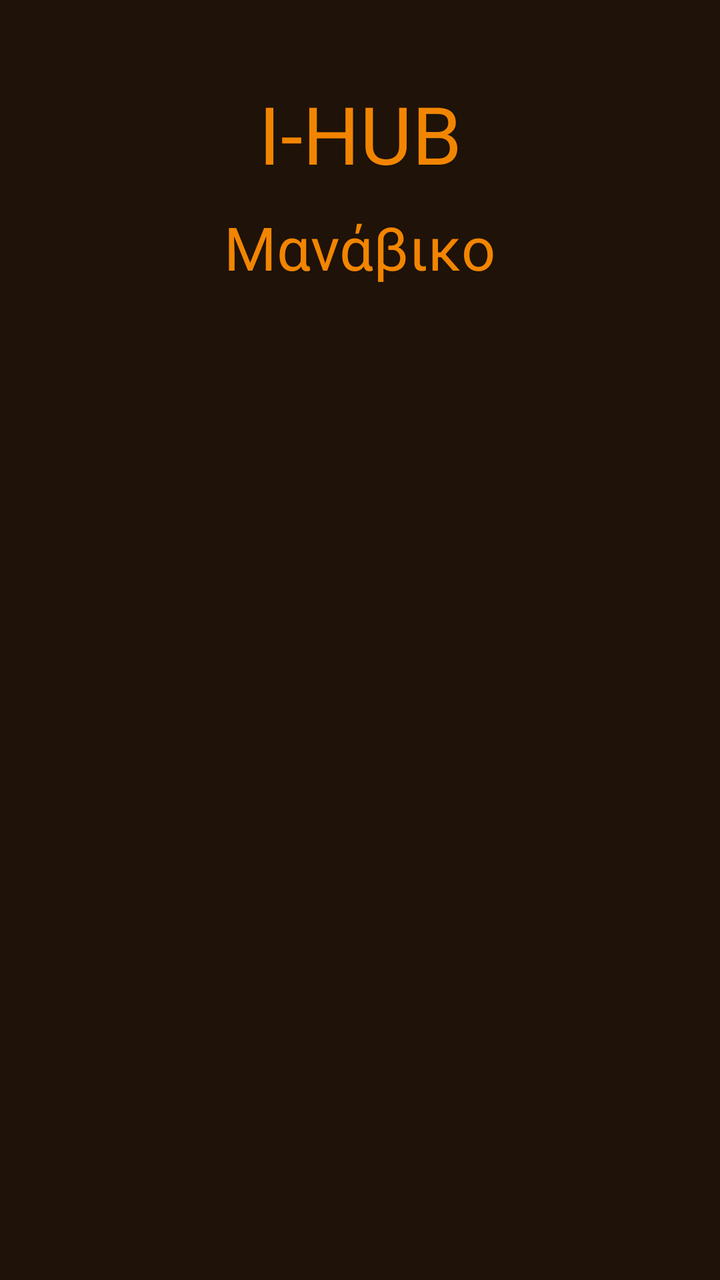
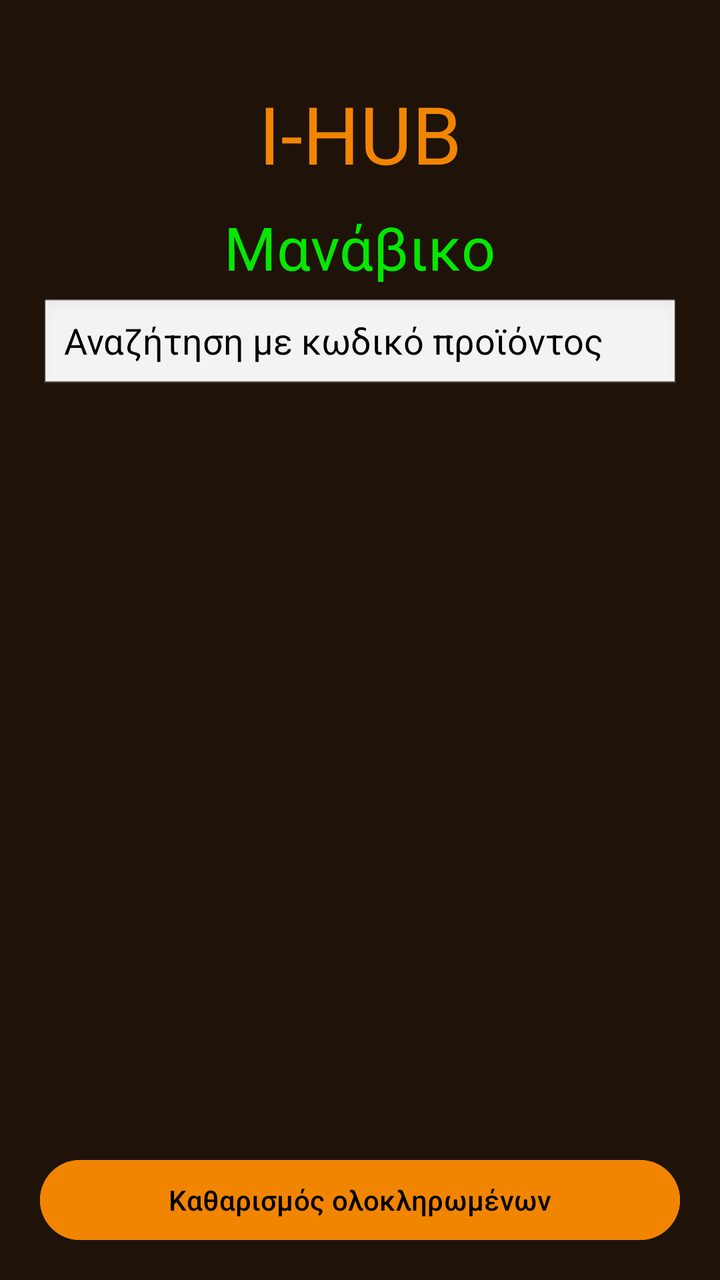

Screens rendered from an Android XML layout before and after an edit, with the pre-edit source and the edit as a unified diff.
<!-- AndroidManifest.xml: application theme Theme.IHUB -->
<!-- res/layout/grocery.xml -->
<?xml version="1.0" encoding="utf-8"?>
<androidx.constraintlayout.widget.ConstraintLayout xmlns:android="http://schemas.android.com/apk/res/android"
    android:layout_width="match_parent"
    android:layout_height="match_parent"
    xmlns:app="http://schemas.android.com/apk/res-auto"
    android:background="@color/brown">


    <TextView
        android:id="@+id/titleText"
        android:layout_width="wrap_content"
        android:layout_height="wrap_content"
        android:text="I-HUB"
        android:textColor="@color/orange"
        app:layout_constraintEnd_toEndOf="parent"
        app:layout_constraintStart_toStartOf="parent"
        app:layout_constraintTop_toTopOf="parent"
        android:textSize="40sp"
        android:layout_marginTop="40sp"/>
    <TextView
        android:layout_width="wrap_content"
        android:layout_height="wrap_content"
        android:text="Μανάβικο"
        android:textSize="30sp"
        android:textColor="@color/orange"
        app:layout_constraintTop_toBottomOf="@+id/titleText"
        app:layout_constraintStart_toStartOf="parent"
        app:layout_constraintEnd_toEndOf="parent"
        android:layout_marginTop="10dp"/>
    />

</androidx.constraintlayout.widget.ConstraintLayout>
<!-- resources referenced by this layout -->
<resources>
  <color name="brown">#1E1209</color>
  <color name="orange">#F28500</color>
  <style name="Theme.IHUB" parent="Base.Theme.IHUB" />
  <style name="Base.Theme.IHUB" parent="Theme.Material3.DayNight.NoActionBar">
          
          
      </style>
</resources>

<!-- the commit's change to res/layout/grocery.xml (unified diff, before → after) -->
@@ -17,16 +17,72 @@
         app:layout_constraintTop_toTopOf="parent"
         android:textSize="40sp"
         android:layout_marginTop="40sp"/>
+
     <TextView
+        android:id="@+id/groceryTitle"
         android:layout_width="wrap_content"
         android:layout_height="wrap_content"
         android:text="Μανάβικο"
         android:textSize="30sp"
-        android:textColor="@color/orange"
+        android:textColor="@color/sportygreen"
         app:layout_constraintTop_toBottomOf="@+id/titleText"
         app:layout_constraintStart_toStartOf="parent"
         app:layout_constraintEnd_toEndOf="parent"
         android:layout_marginTop="10dp"/>
-    />
+
+    <EditText
+        android:id="@+id/grocerySearch"
+        android:layout_width="0dp"
+        android:layout_height="48dp"
+        android:hint="Αναζήτηση με κωδικό προϊόντος"
+        android:inputType="number"
+        android:singleLine="true"
+        android:paddingStart="12dp"
+        android:paddingEnd="12dp"
+        android:background="@android:drawable/edit_text"
+        android:textColor="@color/black"
+        android:textColorHint="@color/black"
+        android:layout_marginStart="20dp"
+        android:layout_marginEnd="20dp"
+        android:layout_marginTop="5dp"
+        app:layout_constraintTop_toBottomOf="@id/groceryTitle"
+        app:layout_constraintStart_toStartOf="parent"
+        app:layout_constraintEnd_toEndOf="parent" />
+
+    <ScrollView
+        android:id="@+id/groceryRequestScroll"
+        android:layout_width="0dp"
+        android:layout_height="0dp"
+        android:fillViewport="true"
+        app:layout_constraintTop_toBottomOf="@id/grocerySearch"
+        app:layout_constraintBottom_toTopOf="@+id/clearCompletedButton"
+        app:layout_constraintStart_toStartOf="parent"
+        app:layout_constraintEnd_toEndOf="parent">
+
+        <LinearLayout
+            android:id="@+id/groceryRequestList"
+            android:layout_width="match_parent"
+            android:layout_height="wrap_content"
+            android:orientation="vertical"
+            android:padding="12dp" />
+
+    </ScrollView>
+
+    <Button
+        android:id="@+id/clearCompletedButton"
+        android:layout_width="0dp"
+        android:layout_height="wrap_content"
+        android:text="Καθαρισμός ολοκληρωμένων"
+        android:textColor="@color/black"
+        android:backgroundTint="@color/orange"
+        android:layout_marginStart="20dp"
+        android:layout_marginEnd="20dp"
+        android:layout_marginBottom="16dp"
+        app:layout_constraintBottom_toBottomOf="parent"
+        app:layout_constraintStart_toStartOf="parent"
+        app:layout_constraintEnd_toEndOf="parent" />
+
+
+
 
 </androidx.constraintlayout.widget.ConstraintLayout>
<!-- resource entries referenced after the edit -->
@@ -1,7 +1,9 @@
 <!-- resources referenced by this layout -->
 <resources>
+  <color name="black">#FF000000</color>
   <color name="brown">#1E1209</color>
   <color name="orange">#F28500</color>
+  <color name="sportygreen">#05E700</color>
   <style name="Theme.IHUB" parent="Base.Theme.IHUB" />
   <style name="Base.Theme.IHUB" parent="Theme.Material3.DayNight.NoActionBar">
           
